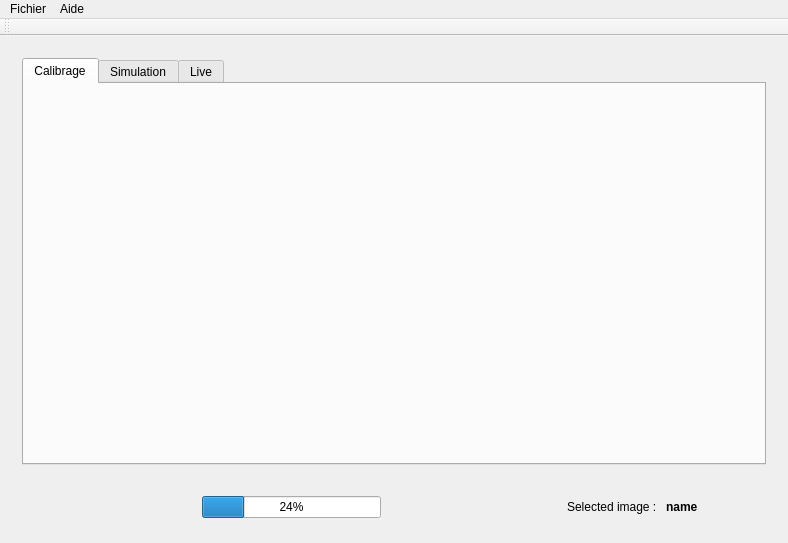
First picture: the form in ProcessIm/mainwindow.ui, repository MartinSamouiller/ProjetVision, before the edit.
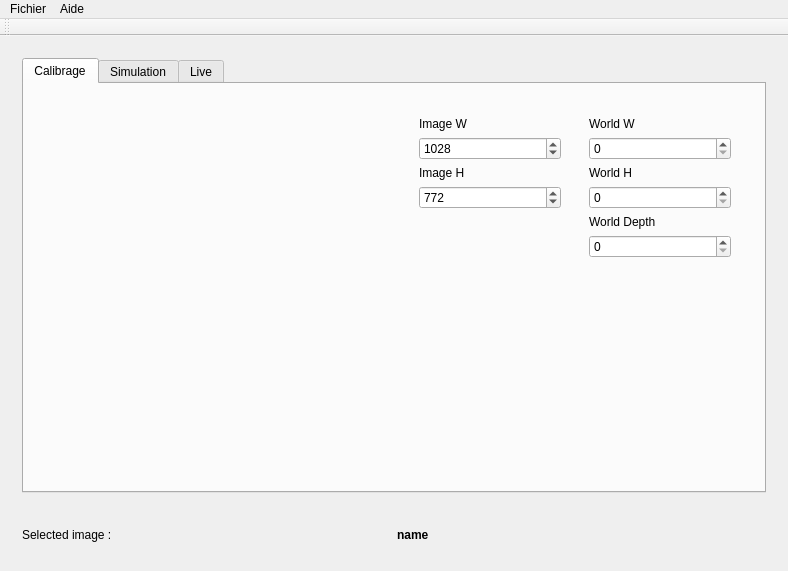
Second picture: the form after the edit. The open tabs and pages were chosen to show the change. Icons and pictures are not drawn.

The edit to the form file:
```diff
--- a/ProcessIm/mainwindow.ui
+++ b/ProcessIm/mainwindow.ui
@@ -39,6 +39,153 @@
           <attribute name="title">
            <string>Calibrage</string>
           </attribute>
+          <layout class="QHBoxLayout" name="horizontalLayout_4">
+           <item>
+            <widget class="QWidget" name="widget_4" native="true">
+             <layout class="QVBoxLayout" name="verticalLayout_7">
+              <item>
+               <widget class="QLabel" name="label_4">
+                <property name="text">
+                 <string/>
+                </property>
+                <property name="pixmap">
+                 <pixmap>../images/flaaaaal.png</pixmap>
+                </property>
+                <property name="scaledContents">
+                 <bool>true</bool>
+                </property>
+               </widget>
+              </item>
+             </layout>
+            </widget>
+           </item>
+           <item>
+            <widget class="QWidget" name="widget_5" native="true">
+             <property name="maximumSize">
+              <size>
+               <width>16777215</width>
+               <height>16777215</height>
+              </size>
+             </property>
+             <layout class="QHBoxLayout" name="horizontalLayout_5">
+              <item>
+               <widget class="QWidget" name="widget_7" native="true">
+                <layout class="QVBoxLayout" name="verticalLayout_5">
+                 <item>
+                  <widget class="QLabel" name="label">
+                   <property name="text">
+                    <string>Image W</string>
+                   </property>
+                  </widget>
+                 </item>
+                 <item>
+                  <widget class="QSpinBox" name="spinBox_ImageW">
+                   <property name="maximum">
+                    <number>10000</number>
+                   </property>
+                   <property name="value">
+                    <number>1028</number>
+                   </property>
+                  </widget>
+                 </item>
+                 <item>
+                  <widget class="QLabel" name="label_2">
+                   <property name="text">
+                    <string>Image H</string>
+                   </property>
+                  </widget>
+                 </item>
+                 <item>
+                  <widget class="QSpinBox" name="spinBox_ImageH">
+                   <property name="maximum">
+                    <number>10000</number>
+                   </property>
+                   <property name="value">
+                    <number>772</number>
+                   </property>
+                  </widget>
+                 </item>
+                 <item>
+                  <spacer name="verticalSpacer_3">
+                   <property name="orientation">
+                    <enum>Qt::Vertical</enum>
+                   </property>
+                   <property name="sizeHint" stdset="0">
+                    <size>
+                     <width>20</width>
+                     <height>40</height>
+                    </size>
+                   </property>
+                  </spacer>
+                 </item>
+                </layout>
+               </widget>
+              </item>
+              <item>
+               <widget class="QWidget" name="widget_6" native="true">
+                <layout class="QVBoxLayout" name="verticalLayout_6">
+                 <item>
+                  <widget class="QLabel" name="label_3">
+                   <property name="text">
+                    <string>World W</string>
+                   </property>
+                  </widget>
+                 </item>
+                 <item>
+                  <widget class="QSpinBox" name="spinBox_WorldW">
+                   <property name="maximum">
+                    <number>10000</number>
+                   </property>
+                  </widget>
+                 </item>
+                 <item>
+                  <widget class="QLabel" name="label_5">
+                   <property name="text">
+                    <string>World H</string>
+                   </property>
+                  </widget>
+                 </item>
+                 <item>
+                  <widget class="QSpinBox" name="spinBox_WorldH">
+                   <property name="maximum">
+                    <number>10000</number>
+                   </property>
+                  </widget>
+                 </item>
+                 <item>
+                  <widget class="QLabel" name="label_6">
+                   <property name="text">
+                    <string>World Depth</string>
+                   </property>
+                  </widget>
+                 </item>
+                 <item>
+                  <widget class="QSpinBox" name="spinBox_WorldDepth">
+                   <property name="maximum">
+                    <number>10000</number>
+                   </property>
+                  </widget>
+                 </item>
+                 <item>
+                  <spacer name="verticalSpacer_4">
+                   <property name="orientation">
+                    <enum>Qt::Vertical</enum>
+                   </property>
+                   <property name="sizeHint" stdset="0">
+                    <size>
+                     <width>20</width>
+                     <height>40</height>
+                    </size>
+                   </property>
+                  </spacer>
+                 </item>
+                </layout>
+               </widget>
+              </item>
+             </layout>
+            </widget>
+           </item>
+          </layout>
          </widget>
          <widget class="QWidget" name="tab_Simulation">
           <attribute name="title">
@@ -80,37 +227,37 @@
                  </property>
                  <layout class="QVBoxLayout" name="verticalLayout_4">
                   <item>
-                   <widget class="QRadioButton" name="radioButton">
+                   <widget class="QRadioButton" name="radioButton_Forme">
                     <property name="text">
-                     <string>RadioButton</string>
+                     <string>Detection par forme</string>
                     </property>
                    </widget>
                   </item>
                   <item>
-                   <widget class="QRadioButton" name="radioButton_2">
+                   <widget class="QRadioButton" name="radioButton_CouleurDetection">
                     <property name="text">
-                     <string>RadioButton</string>
+                     <string>Detection par couleur</string>
                     </property>
                    </widget>
                   </item>
                   <item>
-                   <widget class="QRadioButton" name="radioButton_3">
+                   <widget class="QRadioButton" name="radioButton_CouleurChoix">
                     <property name="text">
-                     <string>RadioButton</string>
+                     <string>Choix couleur</string>
                     </property>
                    </widget>
                   </item>
                   <item>
-                   <widget class="QRadioButton" name="radioButton_4">
+                   <widget class="QRadioButton" name="radioButton_Comptage">
                     <property name="text">
-                     <string>RadioButton</string>
+                     <string>Comptage objet</string>
                     </property>
                    </widget>
                   </item>
                   <item>
-                   <widget class="QRadioButton" name="radioButton_5">
+                   <widget class="QRadioButton" name="radioButton_Findobjet">
                     <property name="text">
-                     <string>RadioButton</string>
+                     <string>Retrouver objet</string>
                     </property>
                    </widget>
                   </item>
@@ -136,20 +283,27 @@
                   <item>
                    <widget class="QLabel" name="label_RGB">
                     <property name="text">
-                     <string>TextLabel</string>
+                     <string/>
                     </property>
                    </widget>
                   </item>
                   <item>
                    <widget class="QLabel" name="label_XY">
                     <property name="text">
-                     <string>TextLabel</string>
+                     <string/>
                     </property>
                    </widget>
                   </item>
                  </layout>
                 </widget>
                </item>
+               <item>
+                <widget class="QPushButton" name="pushButton">
+                 <property name="text">
+                  <string>Traitement</string>
+                 </property>
+                </widget>
+               </item>
                <item>
                 <spacer name="verticalSpacer_2">
                  <property name="orientation">
@@ -218,39 +372,6 @@
        </size>
       </property>
       <layout class="QHBoxLayout" name="horizontalLayout_2">
-       <item>
-        <spacer name="horizontalSpacer">
-         <property name="orientation">
-          <enum>Qt::Horizontal</enum>
-         </property>
-         <property name="sizeHint" stdset="0">
-          <size>
-           <width>40</width>
-           <height>20</height>
-          </size>
-         </property>
-        </spacer>
-       </item>
-       <item>
-        <widget class="QProgressBar" name="progressBar">
-         <property name="value">
-          <number>24</number>
-         </property>
-        </widget>
-       </item>
-       <item>
-        <spacer name="horizontalSpacer_2">
-         <property name="orientation">
-          <enum>Qt::Horizontal</enum>
-         </property>
-         <property name="sizeHint" stdset="0">
-          <size>
-           <width>40</width>
-           <height>20</height>
-          </size>
-         </property>
-        </spacer>
-       </item>
        <item>
         <widget class="QLabel" name="constlbl_Currentimage">
          <property name="text">
```
